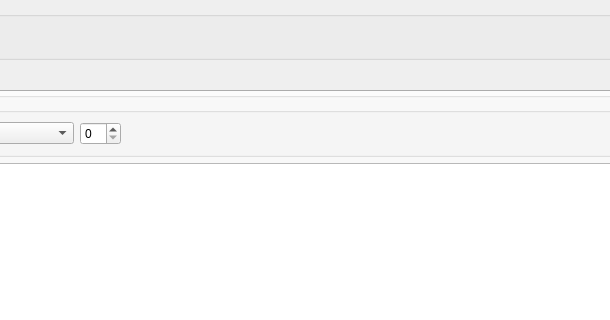
Above: src/qudi/gui/qdyne/ui/time_trace_analysis_data_widget.ui from Ulm-IQO/qudi-iqo-modules before the change; both pictures show x 290 to 900 and y 0 to 320 of the 1336 by 704 pixel window. Below: the same form after it.
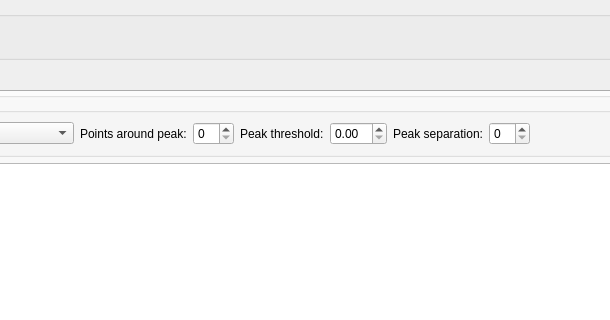
That is the form after the change. Custom widgets are drawn as their Qt base class.

Commit message: add parameters for multi-peak detection

What changed in the file:
```diff
--- a/src/qudi/gui/qdyne/ui/time_trace_analysis_data_widget.ui
+++ b/src/qudi/gui/qdyne/ui/time_trace_analysis_data_widget.ui
@@ -92,12 +92,47 @@
             </widget>
            </item>
            <item>
-            <widget class="QSpinBox" name="range_spinBox">
+            <widget class="QLabel" name="peak_range_label">
+             <property name="text">
+              <string>Points around peak:</string>
+             </property>
+            </widget>
+           </item>
+           <item>
+            <widget class="QSpinBox" name="peak_range_spinBox">
              <property name="toolTip">
               <string>Width around the peak that should be displayed.</string>
              </property>
             </widget>
            </item>
+           <item>
+            <widget class="QLabel" name="peak_threshold_label">
+             <property name="text">
+              <string>Peak threshold:</string>
+             </property>
+            </widget>
+           </item>
+           <item>
+            <widget class="QDoubleSpinBox" name="peak_threshold_spinBox">
+             <property name="toolTip">
+              <string>Minimum height of the peak as multiplicative factor of the data mean.</string>
+             </property>
+            </widget>
+           </item>
+           <item>
+            <widget class="QLabel" name="peak_separation_label">
+             <property name="text">
+              <string>Peak separation:</string>
+             </property>
+            </widget>
+           </item>
+           <item>
+            <widget class="QSpinBox" name="peak_separation_spinBox">
+             <property name="toolTip">
+              <string>Minimum number of data points between neighboring peaks.</string>
+             </property>
+            </widget>
+           </item>
            <item>
             <spacer name="horizontalSpacer_2">
              <property name="orientation">
```
The commit also changes 2 other files.
